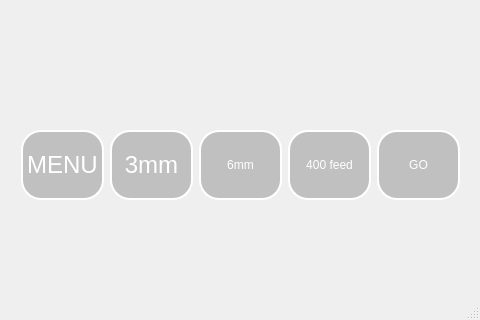
SeoBoSeok/woodycanvas, file mainwindow_test4.ui: the form before one commit; both pictures show x 0 to 480 and y 480 to 800 of the 480 by 800 pixel window.
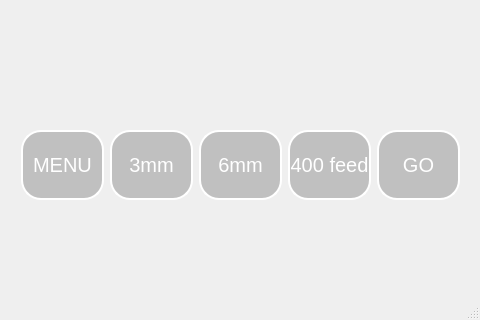
The form after the commit.

```diff
--- a/mainwindow_test4.ui
+++ b/mainwindow_test4.ui
@@ -82,7 +82,7 @@
        </property>
        <property name="font">
         <font>
-         <pointsize>18</pointsize>
+         <pointsize>15</pointsize>
         </font>
        </property>
        <property name="autoFillBackground">
@@ -112,7 +112,7 @@
        </property>
        <property name="font">
         <font>
-         <pointsize>18</pointsize>
+         <pointsize>15</pointsize>
         </font>
        </property>
        <property name="styleSheet">
@@ -137,6 +137,11 @@
          <verstretch>0</verstretch>
         </sizepolicy>
        </property>
+       <property name="font">
+        <font>
+         <pointsize>15</pointsize>
+        </font>
+       </property>
        <property name="styleSheet">
         <string notr="true">background-color: rgba(0, 0, 0, 50);
 border: 2px solid white;
@@ -159,6 +164,11 @@
          <verstretch>0</verstretch>
         </sizepolicy>
        </property>
+       <property name="font">
+        <font>
+         <pointsize>15</pointsize>
+        </font>
+       </property>
        <property name="styleSheet">
         <string notr="true">background-color: rgba(0, 0, 0, 50);
 border: 2px solid white;
@@ -350,6 +360,11 @@
          </disabled>
         </palette>
        </property>
+       <property name="font">
+        <font>
+         <pointsize>15</pointsize>
+        </font>
+       </property>
        <property name="styleSheet">
         <string notr="true">background-color: rgba(0, 0, 0, 50);
 border: 2px solid white;
```
